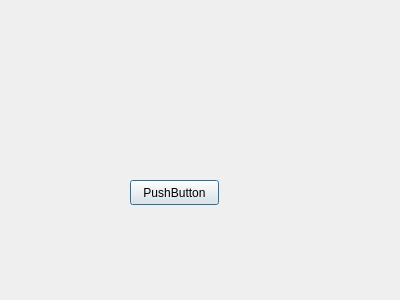
Above: qt_app/dialog.ui from mehmetrizaoz/5_product_line_automation before the change. Below: the same form after it.
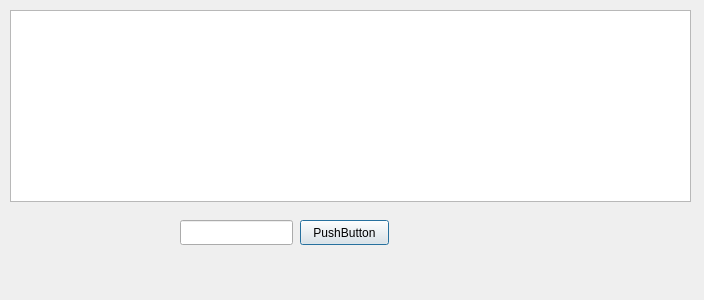
That is the form after the change.

The edit to the form file:
```diff
--- a/qt_app/dialog.ui
+++ b/qt_app/dialog.ui
@@ -6,7 +6,7 @@
    <rect>
     <x>0</x>
     <y>0</y>
-    <width>400</width>
+    <width>704</width>
     <height>300</height>
    </rect>
   </property>
@@ -16,8 +16,8 @@
   <widget class="QPushButton" name="pushButton">
    <property name="geometry">
     <rect>
-     <x>130</x>
-     <y>180</y>
+     <x>300</x>
+     <y>220</y>
      <width>89</width>
      <height>25</height>
     </rect>
@@ -26,6 +26,35 @@
     <string>PushButton</string>
    </property>
   </widget>
+  <widget class="QTableWidget" name="tableWidget">
+   <property name="enabled">
+    <bool>true</bool>
+   </property>
+   <property name="geometry">
+    <rect>
+     <x>10</x>
+     <y>10</y>
+     <width>681</width>
+     <height>192</height>
+    </rect>
+   </property>
+  </widget>
+  <widget class="QLineEdit" name="lineEdit">
+   <property name="enabled">
+    <bool>true</bool>
+   </property>
+   <property name="geometry">
+    <rect>
+     <x>180</x>
+     <y>220</y>
+     <width>113</width>
+     <height>25</height>
+    </rect>
+   </property>
+   <property name="echoMode">
+    <enum>QLineEdit::Password</enum>
+   </property>
+  </widget>
  </widget>
  <resources/>
  <connections/>
```
